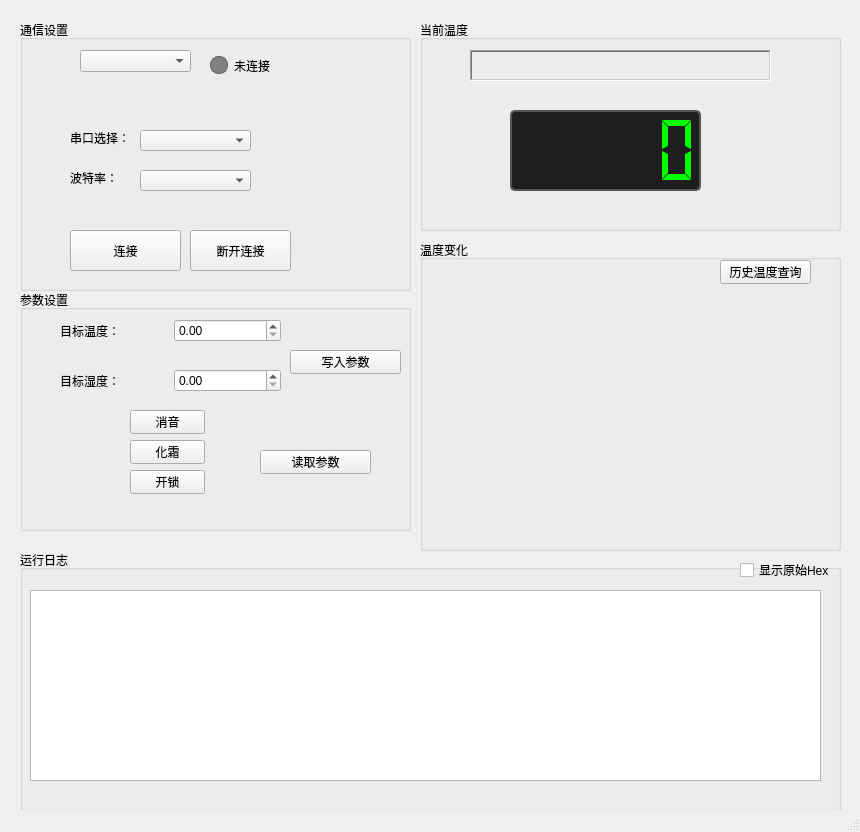
Qt form src/ui/mainwindow.ui (mojimojimo/MyIndustrialHMI) before a commit.
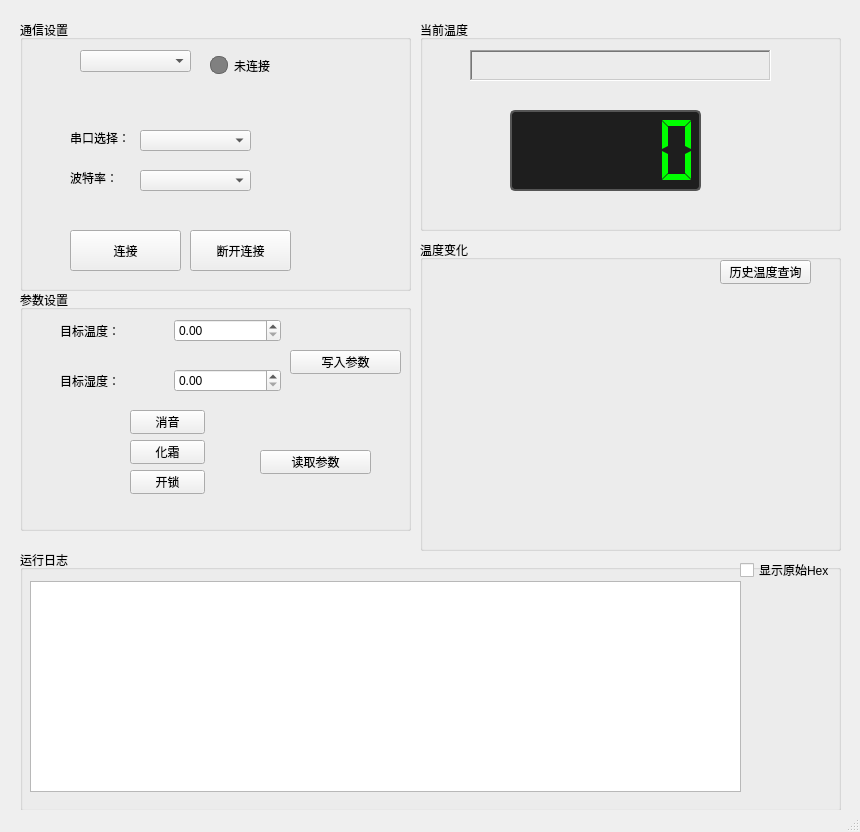
The same form after that commit. Custom widgets are drawn as their Qt base class.

```diff
--- a/src/ui/mainwindow.ui
+++ b/src/ui/mainwindow.ui
@@ -343,13 +343,13 @@
       <string>显示原始Hex</string>
      </property>
     </widget>
-    <widget class="QPlainTextEdit" name="txtLog">
+    <widget class="QTextBrowser" name="txtLog">
      <property name="geometry">
       <rect>
        <x>10</x>
-       <y>40</y>
-       <width>791</width>
-       <height>191</height>
+       <y>31</y>
+       <width>711</width>
+       <height>211</height>
       </rect>
      </property>
     </widget>
```
